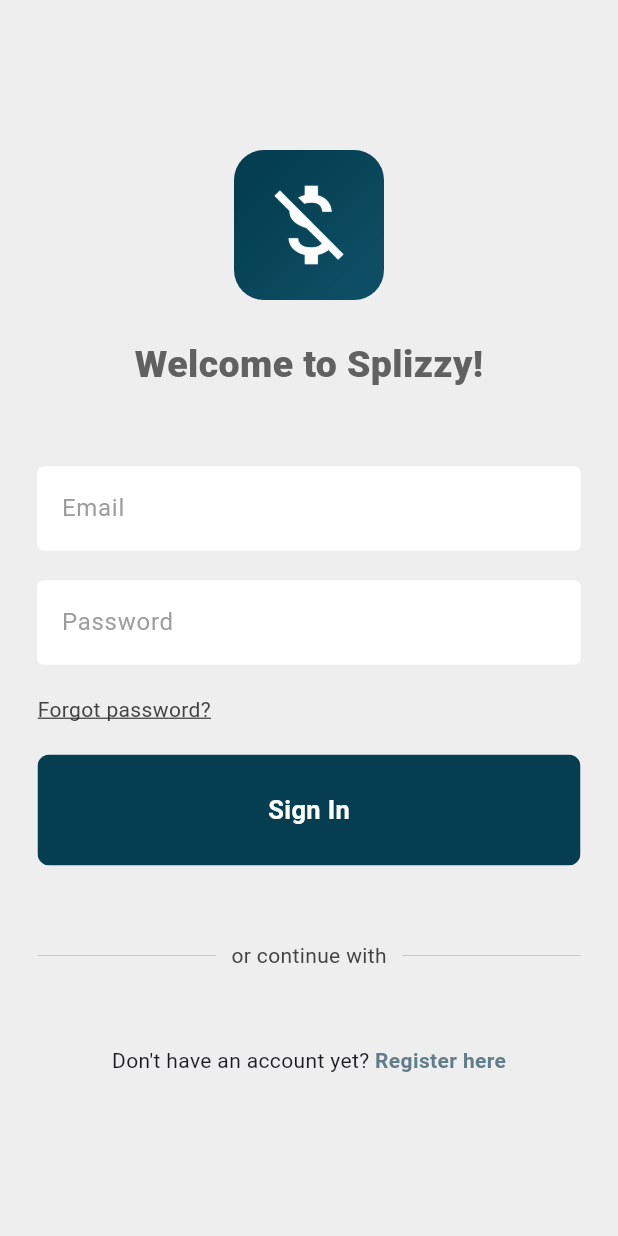
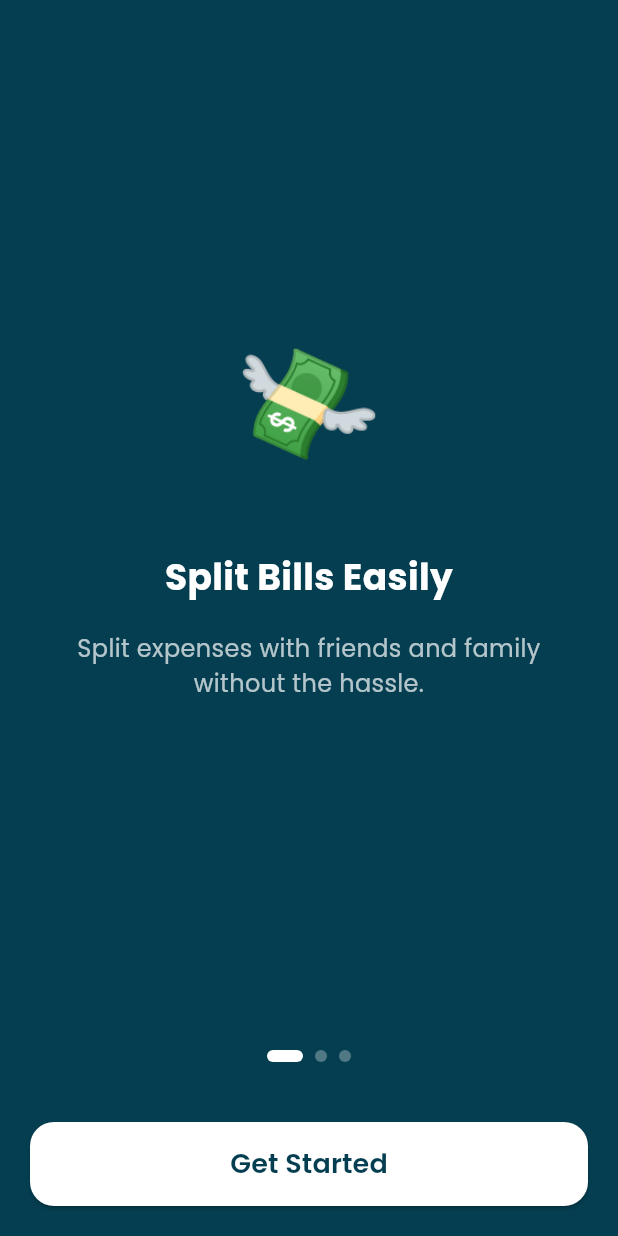
Before and after one commit to KugleBlitz007/SplitGasy, a Flutter app: the screen it shows after launch, on a phone screen of 412 x 824 dp. Run offline on Flutter 3.47's test engine with Material 3 defaults, Android fonts, the phone set to English and light mode, and no system bars; our stand-ins replace cloud_firestore, firebase_auth, firebase_core, flutter_dotenv, google_fonts, google_sign_in and 1 more; accounts and stored records are empty.

Commit message:
Add onboarding

```diff
--- a/lib/main.dart
+++ b/lib/main.dart
@@ -1,8 +1,11 @@
 import 'package:flutter/material.dart';
+import 'package:flutter/services.dart';
 import 'package:firebase_core/firebase_core.dart';
 import 'package:flutter_dotenv/flutter_dotenv.dart';
 import 'package:provider/provider.dart'; // Import Provider
+import 'package:shared_preferences/shared_preferences.dart';
 import 'package:splitgasy/pages/auth_page.dart';
+import 'package:splitgasy/pages/onboarding_page.dart';
 import 'firebase_options.dart';
 
 // Import your providers
@@ -45,11 +48,33 @@
 class MyApp extends StatelessWidget {
   const MyApp({super.key});
 
+  Future<bool> _isFirstLaunch() async {
+    final prefs = await SharedPreferences.getInstance();
+    final isFirstLaunch = prefs.getBool('is_first_launch') ?? true;
+
+    if (isFirstLaunch) {
+      await prefs.setBool('is_first_launch', false);
+    }
+
+    return isFirstLaunch;
+  }
+
   @override
   Widget build(BuildContext context) {
-    return const MaterialApp(
+    return MaterialApp(
       debugShowCheckedModeBanner: false,
-      home: AuthPage(),
+      home: FutureBuilder<bool>(
+        future: _isFirstLaunch(),
+        builder: (context, snapshot) {
+          if (snapshot.connectionState == ConnectionState.waiting) {
+            return const Center(child: CircularProgressIndicator());
+          }
+
+          return snapshot.data == true
+              ? const OnboardingPage()
+              : const AuthPage();
+        },
+      ),
     );
   }
 }
--- /dev/null
+++ b/lib/pages/onboarding_page.dart
@@ -0,0 +1,151 @@
+import 'package:flutter/material.dart';
+import 'package:google_fonts/google_fonts.dart';
+import 'package:splitgasy/pages/auth_page.dart';
+
+class OnboardingPage extends StatefulWidget {
+  const OnboardingPage({super.key});
+
+  @override
+  State<OnboardingPage> createState() => _OnboardingPageState();
+}
+
+class _OnboardingPageState extends State<OnboardingPage> {
+  final PageController _pageController = PageController();
+  int _currentPage = 0;
+
+  final List<Map<String, String>> _onboardingData = [
+    {
+      'title': 'Split Bills Easily',
+      'description': 'Split expenses with friends and family without the hassle.',
+      'image': '💸',
+    },
+    {
+      'title': 'Track Group Expenses',
+      'description': 'Keep track of who owes what in your groups.',
+      'image': '📊',
+    },
+    {
+      'title': 'Settle Up',
+      'description': 'Easily settle debts and keep your friendships strong.',
+      'image': '🤝',
+    },
+  ];
+
+  @override
+  void dispose() {
+    _pageController.dispose();
+    super.dispose();
+  }
+
+  void _onGetStarted() {
+    Navigator.pushReplacement(
+      context,
+      MaterialPageRoute(builder: (context) => const AuthPage()),
+    );
+  }
+
+  @override
+  Widget build(BuildContext context) {
+    return Scaffold(
+      backgroundColor: const Color(0xFF043E50),
+      body: SafeArea(
+        child: Column(
+          children: [
+            Expanded(
+              child: PageView.builder(
+                controller: _pageController,
+                onPageChanged: (int page) {
+                  setState(() {
+                    _currentPage = page;
+                  });
+                },
+                itemCount: _onboardingData.length,
+                itemBuilder: (context, index) {
+                  return Padding(
+                    padding: const EdgeInsets.all(40.0),
+                    child: Column(
+                      mainAxisAlignment: MainAxisAlignment.center,
+                      children: [
+                        Text(
+                          _onboardingData[index]['image']!,
+                          style: const TextStyle(fontSize: 80),
+                        ),
+                        const SizedBox(height: 40),
+                        Text(
+                          _onboardingData[index]['title']!,
+                          style: GoogleFonts.poppins(
+                            color: Colors.white,
+                            fontSize: 24,
+                            fontWeight: FontWeight.bold,
+                          ),
+                          textAlign: TextAlign.center,
+                        ),
+                        const SizedBox(height: 20),
+                        Text(
+                          _onboardingData[index]['description']!,
+                          style: GoogleFonts.poppins(
+                            color: Colors.white70,
+                            fontSize: 16,
+                          ),
+                          textAlign: TextAlign.center,
+                        ),
+                      ],
+                    ),
+                  );
+                },
+              ),
+            ),
+            Padding(
+              padding: const EdgeInsets.all(20.0),
+              child: Column(
+                children: [
+                  // Page indicators
+                  Row(
+                    mainAxisAlignment: MainAxisAlignment.center,
+                    children: List.generate(
+                      _onboardingData.length,
+                      (index) => Container(
+                        margin: const EdgeInsets.symmetric(horizontal: 4),
+                        width: _currentPage == index ? 24 : 8,
+                        height: 8,
+                        decoration: BoxDecoration(
+                          color: _currentPage == index
+                              ? Colors.white
+                              : Colors.white.withOpacity(0.3),
+                          borderRadius: BorderRadius.circular(4),
+                        ),
+                      ),
+                    ),
+                  ),
+                  const SizedBox(height: 40),
+                  // Get Started button
+                  SizedBox(
+                    width: double.infinity,
+                    height: 56,
+                    child: ElevatedButton(
+                      onPressed: _onGetStarted,
+                      style: ElevatedButton.styleFrom(
+                        backgroundColor: Colors.white,
+                        foregroundColor: const Color(0xFF043E50),
+                        shape: RoundedRectangleBorder(
+                          borderRadius: BorderRadius.circular(16),
+                        ),
+                      ),
+                      child: Text(
+                        'Get Started',
+                        style: GoogleFonts.poppins(
+                          fontSize: 18,
+                          fontWeight: FontWeight.w600,
+                        ),
+                      ),
+                    ),
+                  ),
+                ],
+              ),
+            ),
+          ],
+        ),
+      ),
+    );
+  }
+}
--- a/pubspec.yaml
+++ b/pubspec.yaml
@@ -32,6 +32,7 @@
     sdk: flutter
   flutter_dotenv: ^5.1.0
   intl: ^0.18.1
+  shared_preferences: ^2.2.2
 
   # The following adds the Cupertino Icons font to your application.
   # Use with the CupertinoIcons class for iOS style icons.
```
Also changed, not shown: pubspec.lock, 1 other file.
